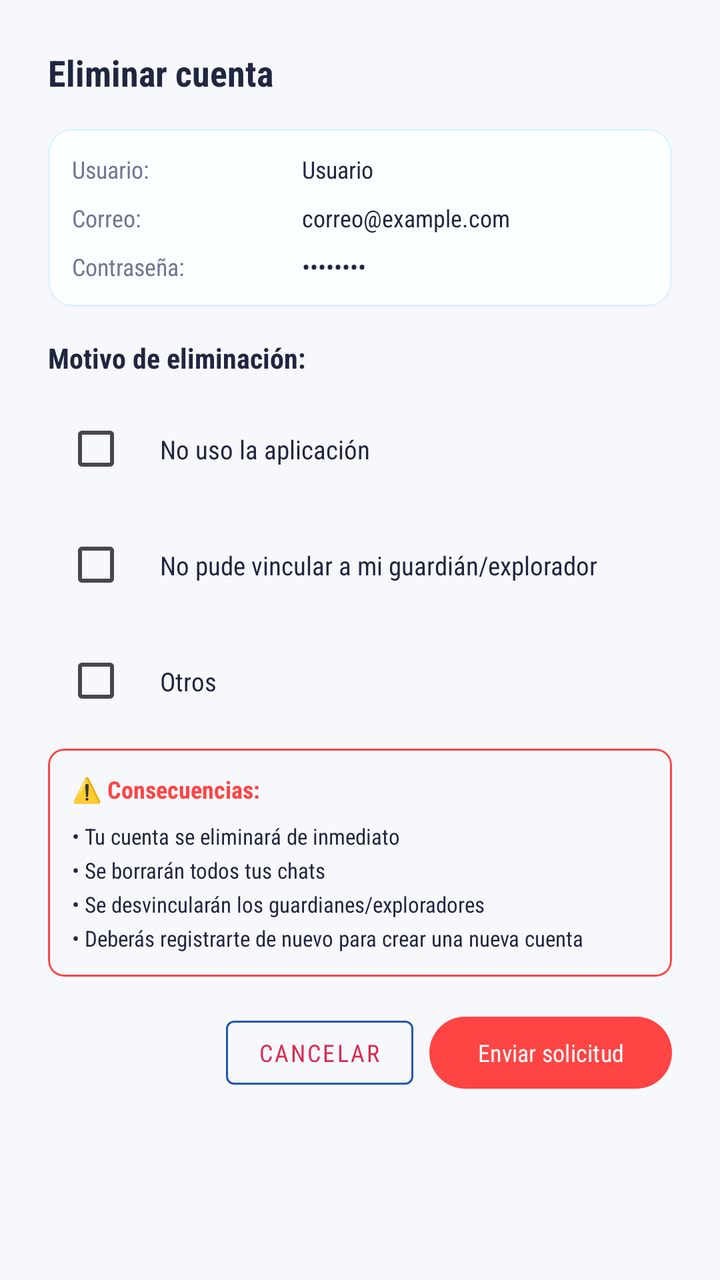
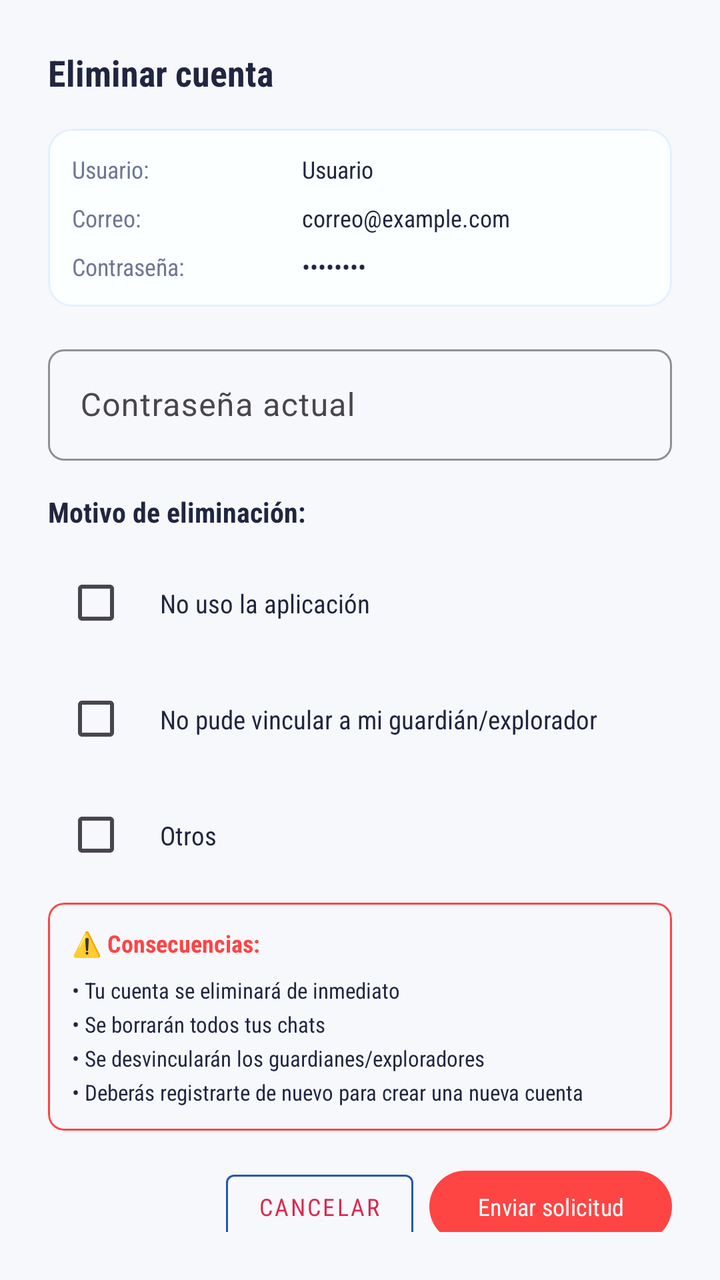

An Android layout rendered at two revisions. The XML below is the earlier revision; the diff shows what the commit changed to produce the second picture.
<!-- AndroidManifest.xml: application theme Theme.Aura -->
<!-- res/layout/dialog_eliminar_cuenta.xml -->
<?xml version="1.0" encoding="utf-8"?>
<LinearLayout xmlns:android="http://schemas.android.com/apk/res/android"
    xmlns:app="http://schemas.android.com/apk/res-auto"
    android:layout_width="match_parent"
    android:layout_height="wrap_content"
    android:orientation="vertical"
    android:padding="24dp">

    
    <TextView
        android:layout_width="match_parent"
        android:layout_height="wrap_content"
        android:text="Eliminar cuenta"
        android:textSize="18sp"
        android:textStyle="bold"
        android:textColor="@color/aura_text_primary"
        android:fontFamily="sans-serif-condensed"
        android:layout_marginBottom="16dp" />

    
    <com.google.android.material.card.MaterialCardView
        android:layout_width="match_parent"
        android:layout_height="wrap_content"
        android:layout_marginBottom="16dp"
        app:cardBackgroundColor="@color/login_card_bg"
        app:cardCornerRadius="12dp"
        app:strokeColor="@color/login_card_stroke"
        app:strokeWidth="1dp">

        <LinearLayout
            android:layout_width="match_parent"
            android:layout_height="wrap_content"
            android:orientation="vertical"
            android:padding="12dp">

            <LinearLayout
                android:layout_width="match_parent"
                android:layout_height="wrap_content"
                android:orientation="horizontal"
                android:layout_marginBottom="8dp">

                <TextView
                    android:layout_width="0dp"
                    android:layout_height="wrap_content"
                    android:layout_weight="0.4"
                    android:text="Usuario:"
                    android:textColor="@color/aura_text_hint"
                    android:textSize="12sp"
                    android:fontFamily="sans-serif-condensed" />

                <TextView
                    android:id="@+id/tvNombreUsuario"
                    android:layout_width="0dp"
                    android:layout_height="wrap_content"
                    android:layout_weight="0.6"
                    android:text="Usuario"
                    android:textColor="@color/aura_text_primary"
                    android:textSize="12sp"
                    android:fontFamily="sans-serif-condensed" />
            </LinearLayout>

            <LinearLayout
                android:layout_width="match_parent"
                android:layout_height="wrap_content"
                android:orientation="horizontal"
                android:layout_marginBottom="8dp">

                <TextView
                    android:layout_width="0dp"
                    android:layout_height="wrap_content"
                    android:layout_weight="0.4"
                    android:text="Correo:"
                    android:textColor="@color/aura_text_hint"
                    android:textSize="12sp"
                    android:fontFamily="sans-serif-condensed" />

                <TextView
                    android:id="@+id/tvCorreo"
                    android:layout_width="0dp"
                    android:layout_height="wrap_content"
                    android:layout_weight="0.6"
                    android:text="correo@example.com"
                    android:textColor="@color/aura_text_primary"
                    android:textSize="12sp"
                    android:fontFamily="sans-serif-condensed" />
            </LinearLayout>

            <LinearLayout
                android:layout_width="match_parent"
                android:layout_height="wrap_content"
                android:orientation="horizontal">

                <TextView
                    android:layout_width="0dp"
                    android:layout_height="wrap_content"
                    android:layout_weight="0.4"
                    android:text="Contraseña:"
                    android:textColor="@color/aura_text_hint"
                    android:textSize="12sp"
                    android:fontFamily="sans-serif-condensed" />

                <TextView
                    android:id="@+id/tvContrasena"
                    android:layout_width="0dp"
                    android:layout_height="wrap_content"
                    android:layout_weight="0.6"
                    android:text="••••••••"
                    android:textColor="@color/aura_text_primary"
                    android:textSize="12sp"
                    android:fontFamily="sans-serif-condensed" />
            </LinearLayout>
        </LinearLayout>
    </com.google.android.material.card.MaterialCardView>

    
    <TextView
        android:layout_width="match_parent"
        android:layout_height="wrap_content"
        android:text="Motivo de eliminación:"
        android:textSize="14sp"
        android:textStyle="bold"
        android:textColor="@color/aura_text_primary"
        android:fontFamily="sans-serif-condensed"
        android:layout_marginBottom="12dp" />

    
    <LinearLayout
        android:layout_width="match_parent"
        android:layout_height="wrap_content"
        android:orientation="horizontal"
        android:layout_marginBottom="10dp">

        <CheckBox
            android:id="@+id/cbNoUso"
            android:layout_width="wrap_content"
            android:layout_height="wrap_content" />

        <TextView
            android:layout_width="0dp"
            android:layout_height="wrap_content"
            android:layout_weight="1"
            android:text="No uso la aplicación"
            android:textColor="@color/aura_text_primary"
            android:textSize="13sp"
            android:fontFamily="sans-serif-condensed"
            android:layout_marginStart="8dp" />
    </LinearLayout>

    
    <LinearLayout
        android:layout_width="match_parent"
        android:layout_height="wrap_content"
        android:orientation="horizontal"
        android:layout_marginBottom="10dp">

        <CheckBox
            android:id="@+id/cbNoVinculo"
            android:layout_width="wrap_content"
            android:layout_height="wrap_content" />

        <TextView
            android:layout_width="0dp"
            android:layout_height="wrap_content"
            android:layout_weight="1"
            android:text="No pude vincular a mi guardián/explorador"
            android:textColor="@color/aura_text_primary"
            android:textSize="13sp"
            android:fontFamily="sans-serif-condensed"
            android:layout_marginStart="8dp" />
    </LinearLayout>

    
    <LinearLayout
        android:layout_width="match_parent"
        android:layout_height="wrap_content"
        android:orientation="horizontal"
        android:layout_marginBottom="10dp">

        <CheckBox
            android:id="@+id/cbOtro"
            android:layout_width="wrap_content"
            android:layout_height="wrap_content" />

        <TextView
            android:layout_width="0dp"
            android:layout_height="wrap_content"
            android:layout_weight="1"
            android:text="Otros"
            android:textColor="@color/aura_text_primary"
            android:textSize="13sp"
            android:fontFamily="sans-serif-condensed"
            android:layout_marginStart="8dp" />
    </LinearLayout>

    
    <com.google.android.material.textfield.TextInputLayout
        android:id="@+id/tilMotivoPrincipal"
        android:layout_width="match_parent"
        android:layout_height="wrap_content"
        android:layout_marginBottom="16dp"
        android:visibility="gone"
        android:hint="Por favor describe tu motivo..."
        app:boxBackgroundMode="outline"
        app:boxCornerRadiusBottomEnd="8dp"
        app:boxCornerRadiusBottomStart="8dp"
        app:boxCornerRadiusTopEnd="8dp"
        app:boxCornerRadiusTopStart="8dp"
        app:boxStrokeColor="@color/login_input_stroke"
        app:boxStrokeWidth="1dp">

        <com.google.android.material.textfield.TextInputEditText
            android:id="@+id/etMotivoPrincipal"
            android:layout_width="match_parent"
            android:layout_height="wrap_content"
            android:inputType="text"
            android:minLines="3"
            android:gravity="top"
            android:textColor="@color/aura_text_primary"
            android:textCursorDrawable="@drawable/cursor_rojo" />
    </com.google.android.material.textfield.TextInputLayout>

    
    <com.google.android.material.card.MaterialCardView
        android:layout_width="match_parent"
        android:layout_height="wrap_content"
        android:layout_marginBottom="16dp"
        app:cardBackgroundColor="@android:color/transparent"
        app:strokeColor="@android:color/holo_red_light"
        app:strokeWidth="1dp"
        app:cardCornerRadius="8dp">

        <LinearLayout
            android:layout_width="match_parent"
            android:layout_height="wrap_content"
            android:orientation="vertical"
            android:padding="12dp">

            <TextView
                android:layout_width="match_parent"
                android:layout_height="wrap_content"
                android:text="⚠️ Consecuencias:"
                android:textColor="@android:color/holo_red_light"
                android:textSize="12sp"
                android:textStyle="bold"
                android:fontFamily="sans-serif-condensed"
                android:layout_marginBottom="8dp" />

            <TextView
                android:layout_width="match_parent"
                android:layout_height="wrap_content"
                android:text="• Tu cuenta se eliminará de inmediato\n• Se borrarán todos tus chats\n• Se desvincularán los guardianes/exploradores\n• Deberás registrarte de nuevo para crear una nueva cuenta"
                android:textColor="@color/aura_text_primary"
                android:textSize="11sp"
                android:fontFamily="sans-serif-condensed"
                android:lineSpacingExtra="4dp" />
        </LinearLayout>
    </com.google.android.material.card.MaterialCardView>

    
    <LinearLayout
        android:layout_width="match_parent"
        android:layout_height="wrap_content"
        android:orientation="horizontal"
        android:gravity="end"
        android:spacing="8dp">

        <com.google.android.material.button.MaterialButton
            android:id="@+id/btnCancelarEliminar"
            android:layout_width="wrap_content"
            android:layout_height="44dp"
            android:text="Cancelar"
            android:textSize="12sp"
            android:fontFamily="sans-serif-condensed"
            style="@style/Widget.MaterialComponents.Button.OutlinedButton"
            app:strokeColor="@color/login_btn_stroke" />

        <com.google.android.material.button.MaterialButton
            android:id="@+id/btnEnviarSolicitud"
            android:layout_width="wrap_content"
            android:layout_height="44dp"
            android:text="Enviar solicitud"
            android:textSize="12sp"
            android:fontFamily="sans-serif-condensed"
            android:layout_marginStart="8dp"
            app:backgroundTint="@android:color/holo_red_light" />
    </LinearLayout>
</LinearLayout>
<!-- resources referenced by this layout -->
<resources>
  <color name="aura_text_hint">#6E7694</color>
  <color name="aura_text_primary">#202640</color>
  <color name="login_btn_stroke">#2057B3</color>
  <color name="login_card_bg">#F4FBFFFF</color>
  <color name="login_card_stroke">#90CDE7FF</color>
  <color name="login_input_stroke">#78A7D9</color>
  <!-- drawable cursor_rojo (drawable) -->
  <?xml version="1.0" encoding="utf-8"?>
  <shape xmlns:android="http://schemas.android.com/apk/res/android"
      android:shape="rectangle">
      <size android:width="2dp" />
      <solid android:color="@color/aura_btn_fill" />
  </shape>
  <style name="Theme.Aura" parent="Base.Theme.Aura" />
  <color name="aura_btn_fill">#DC284F</color>
  <style name="Base.Theme.Aura" parent="Theme.Material3.DayNight.NoActionBar">
          <item name="colorPrimary">@color/aura_btn_fill</item>
          <item name="colorOnPrimary">@color/white</item>
          <item name="android:windowBackground">@color/aura_card_bg</item>
      </style>
  <color name="white">#FFFFFFFF</color>
  <color name="aura_card_bg">#F7F8FC</color>
</resources>

<!-- the commit's change to res/layout/dialog_eliminar_cuenta.xml (unified diff, before → after) -->
@@ -111,6 +111,30 @@
             </LinearLayout>
         </LinearLayout>
     </com.google.android.material.card.MaterialCardView>
+
+    <com.google.android.material.textfield.TextInputLayout
+        android:id="@+id/tilConfirmarPassword"
+        android:layout_width="match_parent"
+        android:layout_height="wrap_content"
+        android:layout_marginBottom="16dp"
+        android:hint="Contraseña actual"
+        app:boxBackgroundMode="outline"
+        app:boxCornerRadiusBottomEnd="8dp"
+        app:boxCornerRadiusBottomStart="8dp"
+        app:boxCornerRadiusTopEnd="8dp"
+        app:boxCornerRadiusTopStart="8dp"
+        app:boxStrokeColor="@color/login_input_stroke"
+        app:boxStrokeWidth="1dp">
+
+        <com.google.android.material.textfield.TextInputEditText
+            android:id="@+id/etConfirmarPassword"
+            android:layout_width="match_parent"
+            android:layout_height="wrap_content"
+            android:inputType="textPassword"
+            android:textColor="@color/aura_text_primary"
+            android:textCursorDrawable="@drawable/cursor_rojo" />
+
+    </com.google.android.material.textfield.TextInputLayout>
 
     
     <TextView
